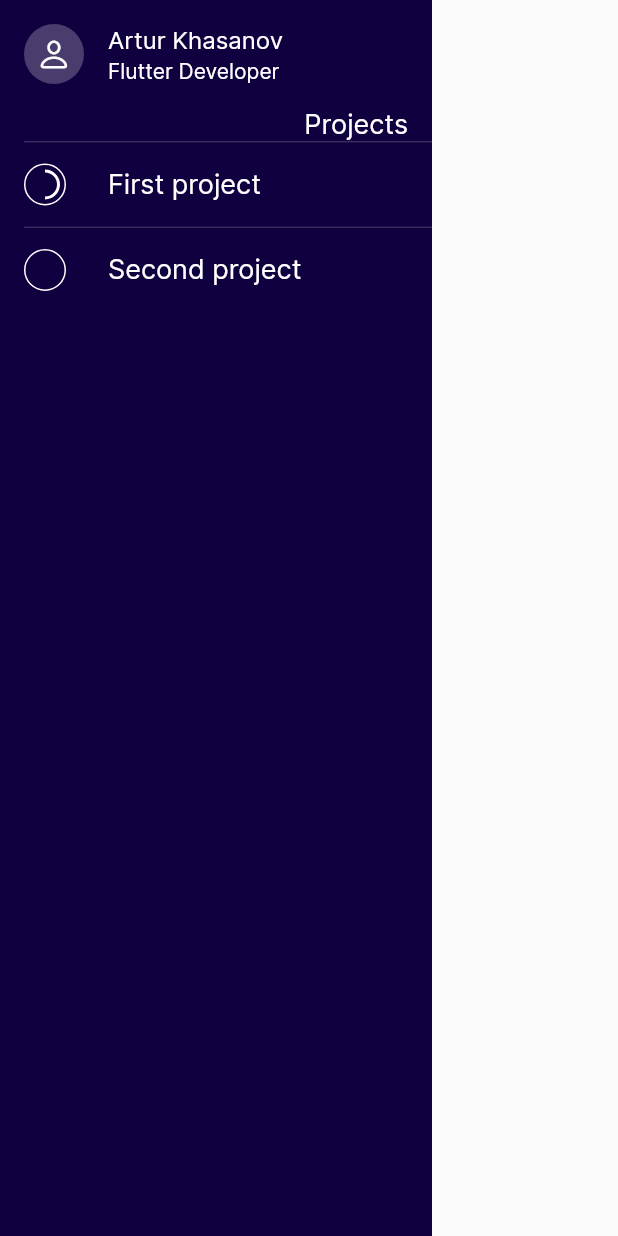
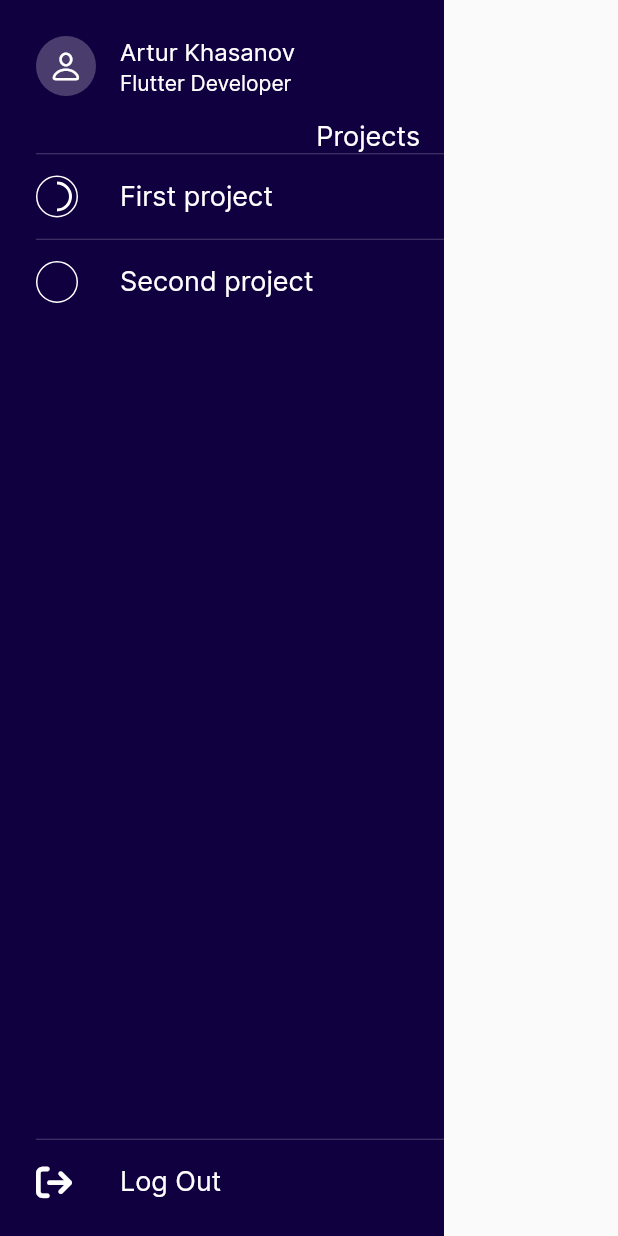
Before and after one commit to arthurKhasanov/project_ninja, a Flutter app: the CustomDrawer widget shown alone on an empty page, opened directly, on a phone screen of 412 x 824 dp. Run offline on Flutter 3.47's test engine with Material 2 defaults, Android fonts, the light colour scheme and no system bars; our stand-ins replace firebase_auth, firebase_core, font_awesome_flutter, hive_flutter, rive; accounts and stored records are empty.

Commit message:
added log out button

```diff
--- a/lib/widgets/custom_drawer.dart
+++ b/lib/widgets/custom_drawer.dart
@@ -1,5 +1,6 @@
 import 'package:flutter/material.dart';
 import 'package:flutter_b_ui_layout/domain/model/project.dart';
+import 'package:flutter_b_ui_layout/widgets/log_out_button.dart';
 import 'package:flutter_b_ui_layout/widgets/side_menu_item.dart';
 import 'package:flutter_b_ui_layout/widgets/user_info_card.dart';
 
@@ -59,12 +60,14 @@ class _CustomDrawerState extends State<CustomDrawer> {
 
   @override
   Widget build(BuildContext context) {
-    return Scaffold(
-      body: Container(
-        width: 288,
+    return Material(
+
+      child: Container(
+        width: 296,
         height: double.infinity,
         color: const Color.fromARGB(255, 17, 0, 63),
         child: SafeArea(
+          minimum: const EdgeInsets.only(top: 8, left: 8, bottom: 8),
           child: Column(
             children: [
               const UserInfoCard(
@@ -85,17 +88,20 @@ class _CustomDrawerState extends State<CustomDrawer> {
                   ),
                 ),
               ),
-              ...widget.projects.map(
-                (project) => SideMenuItem(
-                  project: project,
-                  onTap: () {
-                    setState(() {
-                      selectedProject = project;
-                    });
-                  },
-                  isActive: selectedProject == project,
-                ),
-              ),
+              ListView.separated(
+                  shrinkWrap: true,
+                  itemBuilder: (context, index) => SideMenuItem(
+                      project: widget.projects[index],
+                      onTap: () {
+                        setState(() {
+                          selectedProject = widget.projects[index];
+                        });
+                      },
+                      isActive: selectedProject == widget.projects[index]),
+                  separatorBuilder: (context, index) => const SizedBox(),
+                  itemCount: widget.projects.length),
+              const Spacer(),
+              const LogOutButton(),
             ],
           ),
         ),
--- /dev/null
+++ b/lib/widgets/log_out_button.dart
@@ -0,0 +1,69 @@
+import 'package:firebase_auth/firebase_auth.dart';
+import 'package:flutter/material.dart';
+import 'package:flutter/src/widgets/framework.dart';
+import 'package:flutter/src/widgets/placeholder.dart';
+import 'package:font_awesome_flutter/font_awesome_flutter.dart';
+
+class LogOutButton extends StatefulWidget {
+  const LogOutButton({
+    super.key,
+  });
+
+  @override
+  State<LogOutButton> createState() => _LogOutButtonState();
+}
+
+class _LogOutButtonState extends State<LogOutButton> {
+  bool isActive = false;
+
+  @override
+  Widget build(BuildContext context) {
+    return Column(
+      mainAxisSize: MainAxisSize.min,
+      children: [
+        const Padding(
+          padding: EdgeInsets.only(left: 16),
+          child: Divider(
+            color: Colors.white24,
+            height: 1,
+          ),
+        ),
+        Stack(
+          children: [
+            AnimatedPositioned(
+              duration: const Duration(milliseconds: 200),
+              curve: Curves.fastOutSlowIn,
+              left: 0,
+              width: isActive ? 280 : 0,
+              child: Container(
+                height: 54,
+                decoration: BoxDecoration(
+                    borderRadius: BorderRadius.circular(12),
+                    color: const Color.fromARGB(255, 99, 117, 251)),
+              ),
+            ),
+            ListTile(
+              onTap: () async {
+                setState(() {
+                  isActive = !isActive;
+                });
+                await Future.delayed(const Duration(milliseconds: 200));
+                debugPrint('Log out button pressed');
+                //TODO: add Firebase Auth log out
+                FirebaseAuth.instance.signOut();
+              },
+              leading: const Icon(
+                FontAwesomeIcons.arrowRightFromBracket,
+                color: Colors.white,
+              ),
+              title: const Text(
+                'Log Out',
+                style: TextStyle(fontSize: 18, color: Colors.white),
+              ),
+            ),
+          ],
+        ),
+      ],
+    );
+  }
+}
--- a/lib/widgets/side_menu_item.dart
+++ b/lib/widgets/side_menu_item.dart
@@ -15,8 +15,7 @@ class SideMenuItem extends StatelessWidget {
 
   @override
   Widget build(BuildContext context) {
-    return Flexible(
-      child: Column(
+    return Column(
       mainAxisSize: MainAxisSize.min,
       children: [
         const Padding(
@@ -32,7 +31,7 @@ class SideMenuItem extends StatelessWidget {
               duration: const Duration(milliseconds: 200),
               curve: Curves.fastOutSlowIn,
               left: 0,
-                width: isActive ? 288 : 0,
+              width: isActive ? 280 : 0,
               child: Container(
                 height: 54,
                 decoration: BoxDecoration(
@@ -67,7 +66,6 @@ class SideMenuItem extends StatelessWidget {
           ],
         ),
       ],
-      ),
     );
   }
 
```
Lines whose indentation alone changed are shown as unchanged.
